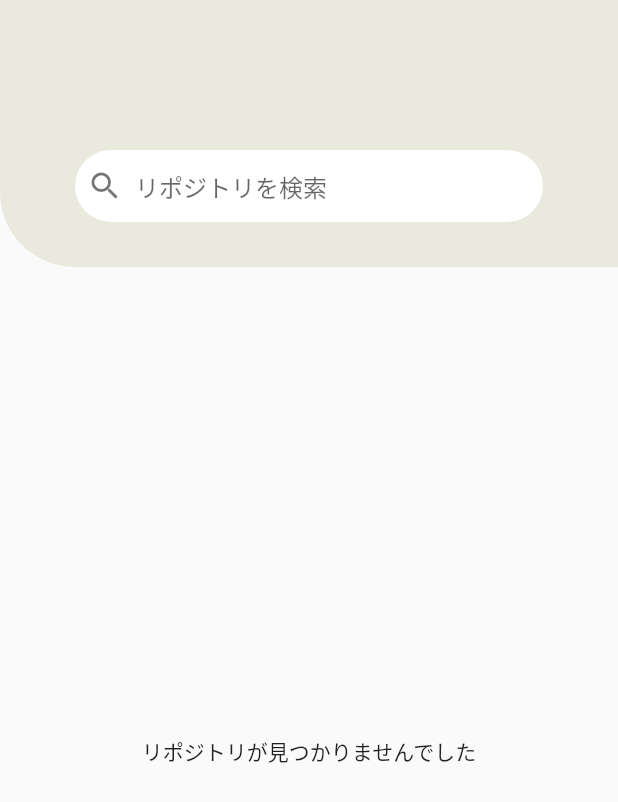
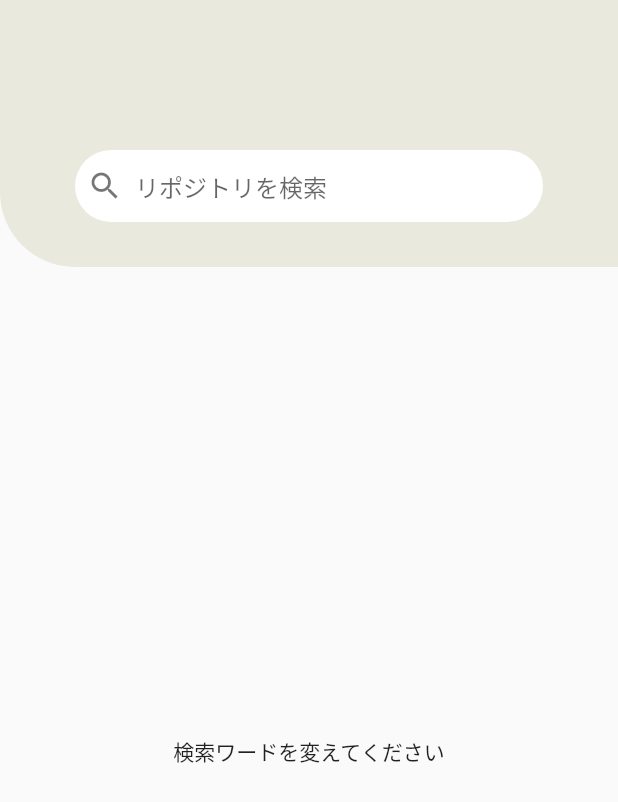
Before and after one commit to IkemotoNanako/yumemi-flutter, a Flutter app: the screen it shows after launch, on a phone screen of 412 x 824 dp. Shown: the top 802 px of the screen. Run offline on Flutter 3.47's test engine with Material 2 defaults, Android fonts, the light colour scheme and no system bars; our stand-ins replace flutter_riverpod.

Commit message:
Linterを通るようにした

```diff
--- a/lib/ui/search_page/result/build_list_card.dart
+++ b/lib/ui/search_page/result/build_list_card.dart
@@ -28,7 +28,7 @@ class BuildListCard extends ConsumerWidget {
         ),
       );
     } else {
-      return Expanded(child: Center(child: Text('リポジトリが見つかりませんでした')));
+      return const Expanded(child: Center(child: Text('検索ワードを変えてください')));
     }
   }
 }
```
